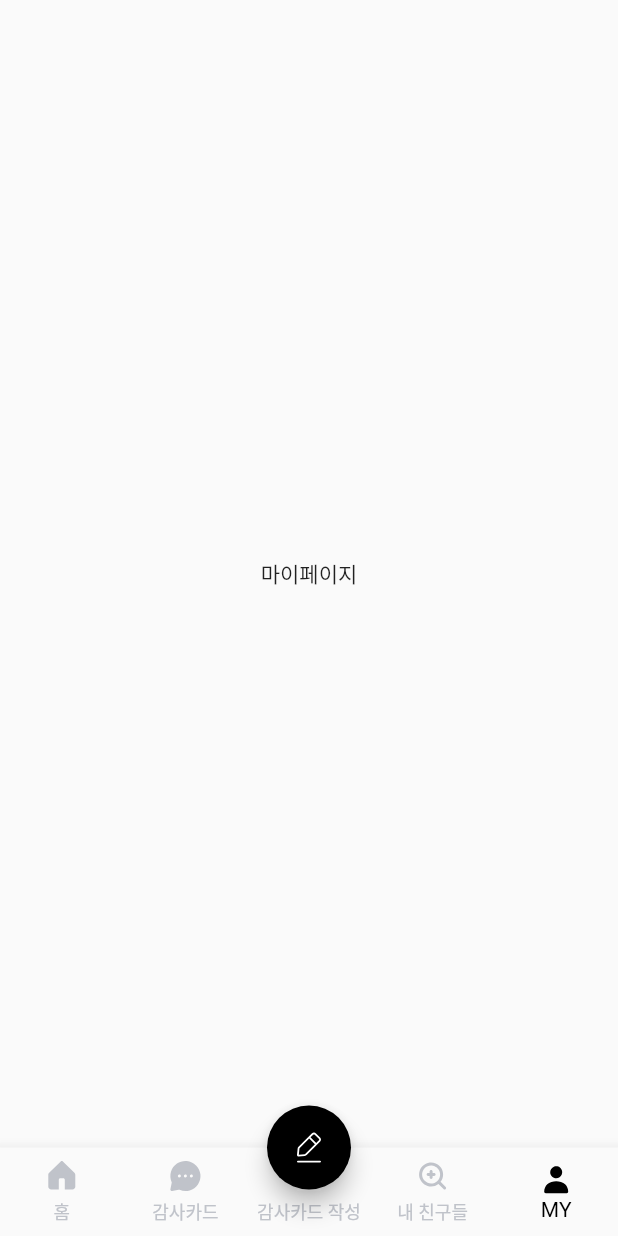
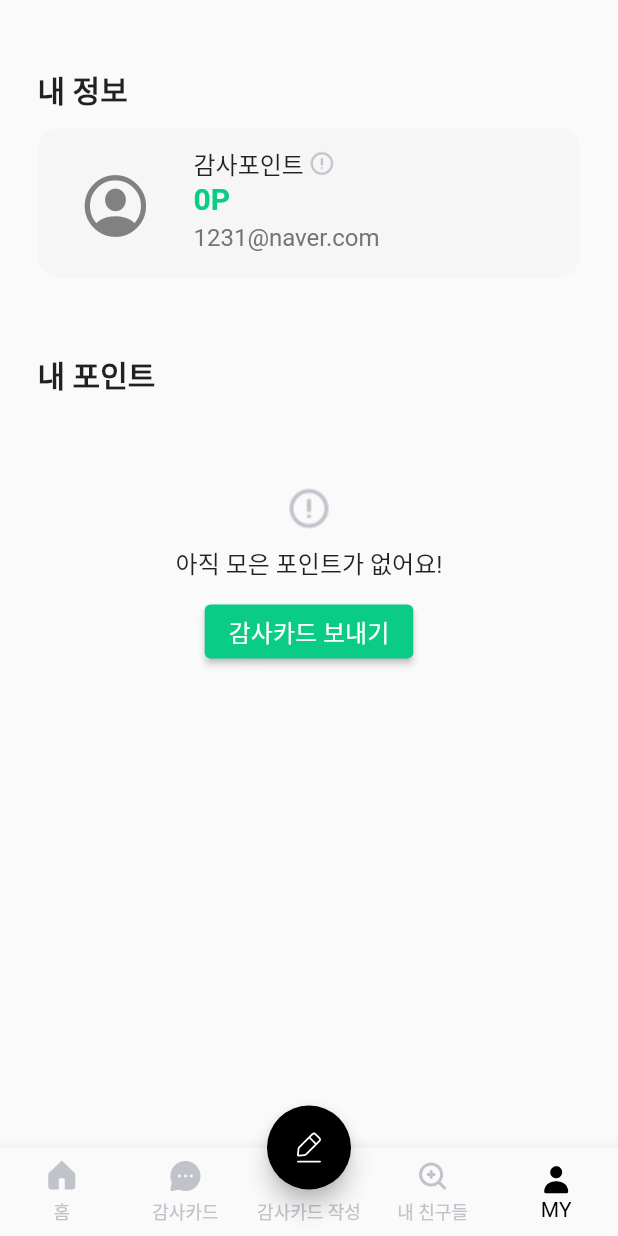
Before and after one commit to okskmk2/fill-my-heart, a Flutter app: the screen it shows after launch, item 5 of the bottom bar chosen, on a phone screen of 412 x 824 dp. Run offline on Flutter 3.47's test engine with Material 2 defaults, Android fonts, the phone set to English and light mode, and no system bars; our stand-ins replace firebase_auth, firebase_core, firebase_storage, flutter_svg; accounts and stored records are empty; Roboto replaces fonts that are missing (SpoqaHanSansNeo).

Commit message:
Fin_my_page

```diff
--- a/lib/pages/my_page.dart
+++ b/lib/pages/my_page.dart
@@ -1,5 +1,6 @@
 import 'package:flutter/material.dart';
 import 'package:flutter_svg/flutter_svg.dart';
+import 'package:flutter/cupertino.dart';
 
 class MyPage extends StatelessWidget {
   // constructor
@@ -8,9 +9,134 @@ class MyPage extends StatelessWidget {
 
   @override
   Widget build(BuildContext context) {
-    return Container(
+    /*return Container(
       alignment: AlignmentDirectional.center,
-      child: Text("마이페이지"),
+      child: Image.asset('assets/tree.jpg'),
+    );*/
+    return Scaffold(
+      body: Padding(
+        padding: const EdgeInsets.all(25.0),
+        child: Column(
+          children: [
+            Container(
+              width: double.infinity,
+              height: 40,
+              margin: EdgeInsets.only(top: 20, left: 0),
+              child: Text(
+                "내 정보",
+                style: TextStyle(fontSize: 20, fontWeight: FontWeight.bold),
+              ),
+            ),
+            Container(
+              width: double.infinity, // 폭
+              margin: EdgeInsets.only(top: 0),
+              height: 100, // 높이
+              decoration: const BoxDecoration(
+                color: Color.fromRGBO(246, 246, 246, 1), // 박스 색상
+                borderRadius: BorderRadius.all(Radius.circular(15)),
+              ),
+              child: Row(
+                children: [
+                  Padding(
+                    padding: const EdgeInsets.all(28.0),
+                    child: Icon(
+                      CupertinoIcons.person_crop_circle,
+                      size: 48,
+                      color: Color.fromRGBO(129, 129, 129, 1),
+                    ),
+                  ),
+                  Padding(
+                    padding: const EdgeInsets.only(top: 12, bottom: 12),
+                    child: Column(
+                      crossAxisAlignment: CrossAxisAlignment.start,
+                      children: [
+                        Row(
+                          children: [
+                            Text(
+                              "감사포인트",
+                              style: TextStyle(
+                                fontSize: 16,
+                              ),
+                            ),
+                            IconButton(
+                              onPressed: () {},
+                              padding: EdgeInsets.zero,
+                              constraints: BoxConstraints(),
+                              icon: Image.asset(
+                                'assets/icons/info.png',
+                                height: 18,
+                              ),
+                            )
+                          ],
+                        ),
+                        Text(
+                          "0P",
+                          style: TextStyle(
+                              color: Color.fromRGBO(10, 204, 134, 1),
+                              fontSize: 20,
+                              fontWeight: FontWeight.bold),
+                        ),
+                        SizedBox(
+                          height: 5,
+                        ),
+                        Text("1231@naver.com",
+                            style: TextStyle(
+                              fontSize: 16,
+                              color: Color.fromRGBO(116, 116, 116, 1),
+                            ))
+                      ],
+                    ),
+                  )
+                ],
+              ),
+            ),
+            Container(
+              width: double.infinity,
+              height: 50,
+              margin: EdgeInsets.only(top: 50, left: 0),
+              child: Text(
+                "내 포인트",
+                style: TextStyle(fontSize: 20, fontWeight: FontWeight.bold),
+              ),
+            ),
+            SizedBox(
+              height: 30,
+            ),
+            Column(
+              children: [
+                IconButton(
+                  onPressed: () {},
+                  padding: EdgeInsets.zero,
+                  icon: Image.asset(
+                    'assets/icons/info.png',
+                    height: 32,
+                    width: 32,
+                  ),
+                ),
+                Text(
+                  "아직 모은 포인트가 없어요!",
+                  style: TextStyle(fontSize: 16),
+                ),
+                SizedBox(
+                  height: 10,
+                ),
+                ElevatedButton(
+                  onPressed: () {},
+                  style: ButtonStyle(
+                    backgroundColor: MaterialStateProperty.all(
+                      Color(0xff0ACC86),
+                    ),
+                  ),
+                  child: Text(
+                    '감사카드 보내기',
+                    style: TextStyle(fontSize: 16),
+                  ),
+                ),
+              ],
+            ),
+          ],
+        ),
+      ),
     );
   }
 }
```
